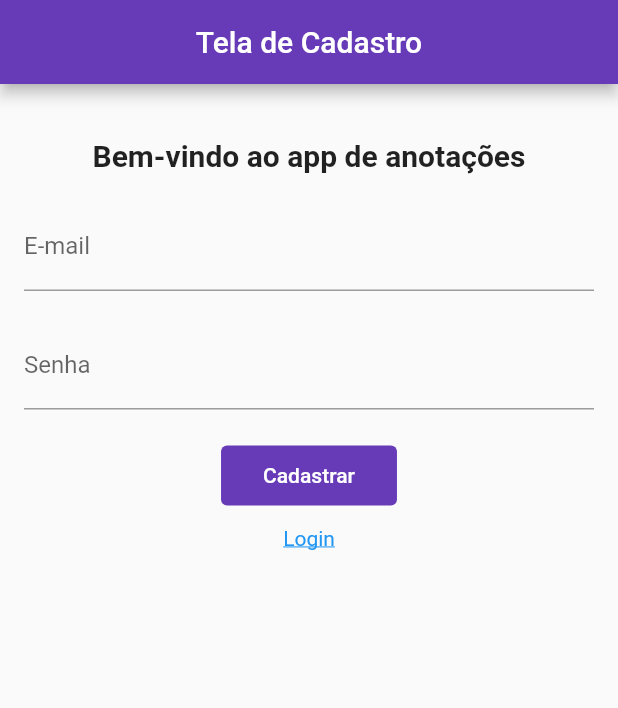
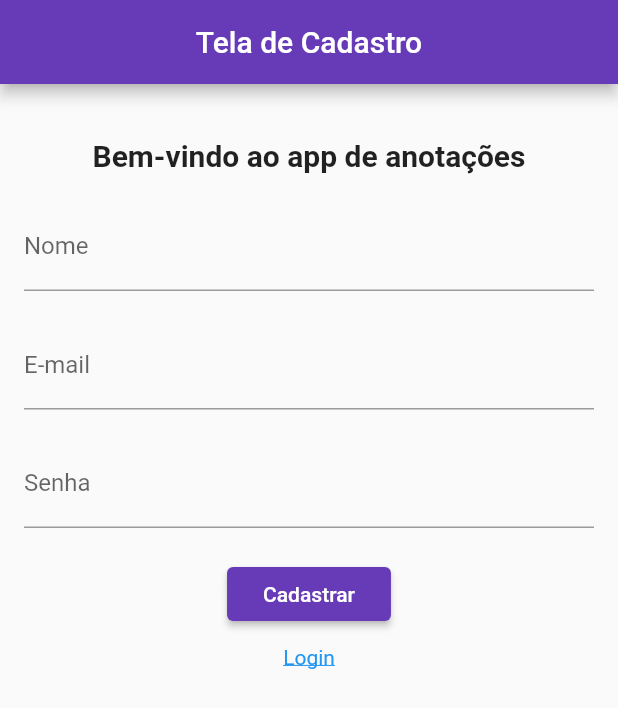
Before and after one commit to SixBruno99/mobile-project, a Flutter app: the screen it shows after launch, after a tap on "Cadastre-se", on a phone screen of 412 x 824 dp. Shown: the top 708 px of the screen. Run offline on Flutter 3.47's test engine with Material 2 defaults, Android fonts, the phone set to English and light mode, and no system bars; our stand-ins replace table_calendar.

Commit message:
register request working now

```diff
--- a/lib/widgets/register/register.dart
+++ b/lib/widgets/register/register.dart
@@ -1,10 +1,51 @@
 // ignore_for_file: prefer_const_constructors
+
+import 'dart:convert';
 
 import 'package:flutter/material.dart';
 import 'package:mobile_project/widgets/login/login.dart';
+import 'package:http/http.dart' as http;
+
+import '../home.dart';
 
 class Register extends StatelessWidget {
-  const Register({super.key});
+  Register({super.key});
+
+  final TextEditingController nameController = TextEditingController();
+  final TextEditingController mailController = TextEditingController();
+  final TextEditingController passwordController = TextEditingController();
+
+  void registerRequest(
+      BuildContext context, String name, String email, String password) async {
+    String url = "https://todo-api-service.onrender.com/users/signup";
+
+    Map<String, String> headers = {
+      'Content-Type': 'application/json',
+    };
+
+    Map<String, String> userData = {
+      'name': name,
+      'email': email,
+      'password': password,
+    };
+
+    String jsonBody = json.encode(userData);
+
+    try {
+      var response =
+          await http.post(Uri.parse(url), headers: headers, body: jsonBody);
+
+      if (response.statusCode == 201) {
+        print("Success - code 201");
+        Navigator.push(
+          context,
+          MaterialPageRoute(builder: (context) => HomePage()),
+        );
+      } else {}
+    } catch (error) {
+      print('Erro durante a requisição: $error');
+    }
+  }
 
   @override
   Widget build(BuildContext context) {
@@ -33,12 +74,21 @@ class Register extends StatelessWidget {
                   ),
                   SizedBox(height: 20.0),
                   TextFormField(
+                    controller: nameController,
+                    decoration: InputDecoration(
+                      labelText: 'Nome',
+                    ),
+                  ),
+                  SizedBox(height: 20.0),
+                  TextFormField(
+                    controller: mailController,
                     decoration: InputDecoration(
                       labelText: 'E-mail',
                     ),
                   ),
                   SizedBox(height: 20.0),
                   TextFormField(
+                    controller: passwordController,
                     obscureText: true,
                     decoration: InputDecoration(
                       labelText: 'Senha',
@@ -46,23 +96,32 @@ class Register extends StatelessWidget {
                   ),
                   SizedBox(height: 20.0),
                   Center(
-                    child: TextButton(
-                      style: ButtonStyle(
-                        backgroundColor:
-                            MaterialStateProperty.all<Color>(Colors.deepPurple),
+                    child: ElevatedButton(
+                      onPressed: () {
+                        print("cadastrar clicado");
+                        String name = nameController.text;
+                        print("nome: ${name}");
+                        String email = mailController.text;
+                        print("email: ${email}");
+                        String password = passwordController.text;
+                        print("senha: ${password}");
+
+                        registerRequest(context, name, email, password);
+                      },
+                      style: ElevatedButton.styleFrom(
+                        backgroundColor: Colors.deepPurple,
+                        padding:
+                            EdgeInsets.symmetric(horizontal: 20, vertical: 4),
                       ),
-                      onPressed: () {
-                        // Implementar a lógica de login aqui
-                      },
-                      child: Padding(
-                          padding:
-                              EdgeInsets.symmetric(horizontal: 20, vertical: 4),
+                      child: SizedBox(
+                        child: Padding(
+                          padding: EdgeInsets.all(4.0),
                           child: Text(
                             'Cadastrar',
-                            style: TextStyle(
-                              color: Colors.white,
-                            ),
-                          )),
+                            textAlign: TextAlign.center,
+                          ),
+                        ),
+                      ),
                     ),
                   ),
                   SizedBox(height: 10.0),
```
